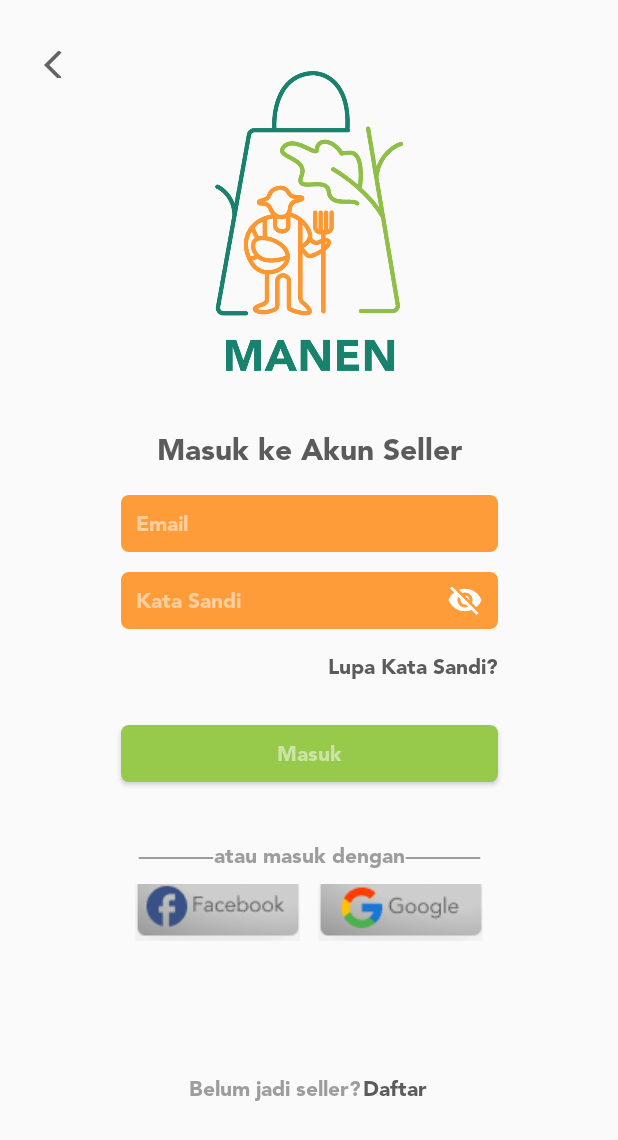
After one commit to haezelnut/Manen, an Android app: the LoginActivity screen opened directly, with no data from a screen before it, on a phone screen of 412 x 824 dp. The commit adds this screen. Shown: the top 1140 px of the screen. Run offline under Robolectric (Android 15) with nearby library versions, the phone set to English and light mode, and no system bars.

Commit message:
Menambah UI login dan merubah theme suapaya bisa bosa merubah warna tombol

```diff
--- /dev/null
+++ b/app/src/main/java/com/example/manen/LoginActivity.java
@@ -0,0 +1,51 @@
+package com.example.manen;
+
+import androidx.appcompat.app.AppCompatActivity;
+
+import android.os.Bundle;
+import android.text.method.HideReturnsTransformationMethod;
+import android.text.method.PasswordTransformationMethod;
+import android.view.MotionEvent;
+import android.view.View;
+import android.widget.EditText;
+
+public class LoginActivity extends AppCompatActivity {
+
+    EditText inputEmail,inputPassword;
+    boolean passwordVisible;
+
+    @Override
+    protected void onCreate(Bundle savedInstanceState) {
+        super.onCreate(savedInstanceState);
+        setContentView(R.layout.activity_login);
+
+        inputEmail = findViewById(R.id.inputEmailLogin);
+        inputPassword = findViewById(R.id.inputPasswordLogin);
+
+        // show and hide password on password edittext
+        inputPassword.setOnTouchListener(new View.OnTouchListener() {
+            @Override
+            public boolean onTouch(View view, MotionEvent event) {
+                final int Right = 2;
+                if (event.getAction()==MotionEvent.ACTION_UP){
+                    if (event.getRawX()>=inputPassword.getRight()-inputPassword.getCompoundDrawables()[Right].getBounds().width()){
+                        int selection=inputPassword.getSelectionEnd();
+                        if(passwordVisible){
+                            inputPassword.setCompoundDrawablesRelativeWithIntrinsicBounds(0,0,R.drawable.ic_baseline_visibility_off_24 , 0 );
+                            inputPassword.setTransformationMethod(PasswordTransformationMethod.getInstance());
+                            passwordVisible=false;
+                        }else{
+                            inputPassword.setCompoundDrawablesRelativeWithIntrinsicBounds(0,0,R.drawable.ic_baseline_visibility_24 , 0 );
+                            inputPassword.setTransformationMethod(HideReturnsTransformationMethod.getInstance());
+                            passwordVisible=true;
+                        }
+                        inputPassword.setSelection(selection);
+                        return true;
+                    }
+                }
+
+                return false;
+            }
+        });
+    }
+}
--- /dev/null
+++ b/app/src/main/res/drawable/ic_baseline_arrow_back_ios_24.xml
@@ -0,0 +1,10 @@
+<vector xmlns:android="http://schemas.android.com/apk/res/android"
+    android:width="24dp"
+    android:height="24dp"
+    android:viewportWidth="24"
+    android:viewportHeight="24"
+    android:tint="?attr/colorControlNormal">
+  <path
+      android:fillColor="#797979"
+      android:pathData="M11.67,3.87L9.9,2.1 0,12l9.9,9.9 1.77,-1.77L3.54,12z"/>
+</vector>
--- /dev/null
+++ b/app/src/main/res/drawable/ic_baseline_visibility_24.xml
@@ -0,0 +1,5 @@
+<vector android:height="24dp" android:tint="#FFFFFF"
+    android:viewportHeight="24" android:viewportWidth="24"
+    android:width="24dp" xmlns:android="http://schemas.android.com/apk/res/android">
+    <path android:fillColor="@android:color/white" android:pathData="M12,4.5C7,4.5 2.73,7.61 1,12c1.73,4.39 6,7.5 11,7.5s9.27,-3.11 11,-7.5c-1.73,-4.39 -6,-7.5 -11,-7.5zM12,17c-2.76,0 -5,-2.24 -5,-5s2.24,-5 5,-5 5,2.24 5,5 -2.24,5 -5,5zM12,9c-1.66,0 -3,1.34 -3,3s1.34,3 3,3 3,-1.34 3,-3 -1.34,-3 -3,-3z"/>
+</vector>
--- /dev/null
+++ b/app/src/main/res/drawable/ic_baseline_visibility_off_24.xml
@@ -0,0 +1,5 @@
+<vector android:height="24dp" android:tint="#FFFFFF"
+    android:viewportHeight="24" android:viewportWidth="24"
+    android:width="24dp" xmlns:android="http://schemas.android.com/apk/res/android">
+    <path android:fillColor="@android:color/white" android:pathData="M12,7c2.76,0 5,2.24 5,5 0,0.65 -0.13,1.26 -0.36,1.83l2.92,2.92c1.51,-1.26 2.7,-2.89 3.43,-4.75 -1.73,-4.39 -6,-7.5 -11,-7.5 -1.4,0 -2.74,0.25 -3.98,0.7l2.16,2.16C10.74,7.13 11.35,7 12,7zM2,4.27l2.28,2.28 0.46,0.46C3.08,8.3 1.78,10.02 1,12c1.73,4.39 6,7.5 11,7.5 1.55,0 3.03,-0.3 4.38,-0.84l0.42,0.42L19.73,22 21,20.73 3.27,3 2,4.27zM7.53,9.8l1.55,1.55c-0.05,0.21 -0.08,0.43 -0.08,0.65 0,1.66 1.34,3 3,3 0.22,0 0.44,-0.03 0.65,-0.08l1.55,1.55c-0.67,0.33 -1.41,0.53 -2.2,0.53 -2.76,0 -5,-2.24 -5,-5 0,-0.79 0.2,-1.53 0.53,-2.2zM11.84,9.02l3.15,3.15 0.02,-0.16c0,-1.66 -1.34,-3 -3,-3l-0.17,0.01z"/>
+</vector>
--- /dev/null
+++ b/app/src/main/res/drawable/line1.xml
@@ -0,0 +1,26 @@
+<?xml version="1.0" encoding="utf-8"?>
+<vector
+    xmlns:android="http://schemas.android.com/apk/res/android"
+    xmlns:aapt="http://schemas.android.com/aapt"
+    android:width="50.5dp"
+    android:height="1dp"
+    android:viewportWidth="50.5"
+    android:viewportHeight="1"
+    >
+
+    <group>
+
+        <clip-path
+            android:pathData="M0.5 0.5H50H0.5Z"
+            />
+
+    </group>
+
+    <path
+        android:pathData="M0.5 0.5H50H0.5Z"
+        android:strokeWidth="1"
+        android:strokeCap="round"
+        android:strokeColor="#9D9D9D"
+        />
+
+</vector>
--- /dev/null
+++ b/app/src/main/res/drawable/rounded_buttontext1.xml
@@ -0,0 +1,15 @@
+<?xml version="1.0" encoding="utf-8"?>
+<shape xmlns:android="http://schemas.android.com/apk/res/android"
+    android:shape="rectangle"
+    >
+    <solid android:color="#97C94B"
+        />
+
+    <corners
+        android:bottomRightRadius="5dp"
+        android:bottomLeftRadius="5dp"
+        android:topLeftRadius="5dp"
+        android:topRightRadius="5dp"
+        />
+
+</shape>
--- /dev/null
+++ b/app/src/main/res/drawable/rounded_edittext1.xml
@@ -0,0 +1,15 @@
+<?xml version="1.0" encoding="utf-8"?>
+<shape xmlns:android="http://schemas.android.com/apk/res/android"
+    android:shape="rectangle"
+    >
+    <solid android:color="#FE9C39"
+        />
+
+    <corners
+        android:bottomRightRadius="5dp"
+        android:bottomLeftRadius="5dp"
+        android:topLeftRadius="5dp"
+        android:topRightRadius="5dp"
+        />
+
+</shape>
--- /dev/null
+++ b/app/src/main/res/layout/activity_login.xml
@@ -0,0 +1,190 @@
+<?xml version="1.0" encoding="utf-8"?>
+<androidx.constraintlayout.widget.ConstraintLayout xmlns:android="http://schemas.android.com/apk/res/android"
+    xmlns:app="http://schemas.android.com/apk/res-auto"
+    xmlns:tools="http://schemas.android.com/tools"
+    android:layout_width="match_parent"
+    android:layout_height="match_parent"
+    tools:context=".LoginActivity">
+
+    <ImageView
+        android:id="@+id/iconViewLogin"
+        android:layout_width="207dp"
+        android:layout_height="200dp"
+        android:layout_marginTop="47dp"
+        android:src="@drawable/icon"
+        app:layout_constraintEnd_toEndOf="parent"
+        app:layout_constraintStart_toStartOf="parent"
+        app:layout_constraintTop_toTopOf="parent" />
+
+    <ImageButton
+        android:layout_width="wrap_content"
+        android:layout_height="18dp"
+        android:layout_marginTop="34dp"
+        android:background="@null"
+        android:src="@drawable/ic_baseline_arrow_back_ios_24"
+        app:layout_constraintEnd_toStartOf="@+id/iconViewLogin"
+        app:layout_constraintHorizontal_bias="0.377"
+        app:layout_constraintStart_toStartOf="parent"
+        app:layout_constraintTop_toTopOf="parent" />
+
+    <TextView
+        android:id="@+id/headerTextLogin"
+        android:layout_width="wrap_content"
+        android:layout_height="wrap_content"
+        android:layout_marginTop="40dp"
+        android:fontFamily="@font/avenir_black"
+        android:text="Masuk ke Akun Seller"
+        android:textColor="#5B5B5B"
+        android:textSize="20sp"
+        app:layout_constraintEnd_toEndOf="parent"
+        app:layout_constraintStart_toStartOf="parent"
+        app:layout_constraintTop_toBottomOf="@+id/iconViewLogin" />
+
+    <EditText
+        android:id="@+id/inputEmailLogin"
+        android:layout_width="251dp"
+        android:layout_height="38dp"
+        android:layout_marginTop="18dp"
+        android:background="@drawable/rounded_edittext1"
+        android:fontFamily="@font/avenir_black"
+        android:hint="Email"
+        android:inputType="textEmailAddress"
+        android:paddingLeft="10dp"
+        android:textColorHint="#80FFFFFF"
+        android:textSize="14sp"
+        app:layout_constraintEnd_toEndOf="parent"
+        app:layout_constraintStart_toStartOf="parent"
+        app:layout_constraintTop_toBottomOf="@+id/headerTextLogin" />
+
+
+    <EditText
+        android:id="@+id/inputPasswordLogin"
+        android:layout_width="251dp"
+        android:layout_height="38dp"
+        android:layout_marginTop="13dp"
+        android:background="@drawable/rounded_edittext1"
+        android:drawableRight="@drawable/ic_baseline_visibility_off_24"
+        android:fontFamily="@font/avenir_black"
+        android:hint="Kata Sandi"
+        android:inputType="textPassword"
+        android:longClickable="false"
+        android:paddingLeft="10dp"
+        android:paddingRight="10dp"
+        android:textColorHint="#80FFFFFF"
+        android:textSize="14sp"
+        app:layout_constraintEnd_toEndOf="parent"
+        app:layout_constraintStart_toStartOf="parent"
+        app:layout_constraintTop_toBottomOf="@+id/inputEmailLogin" />
+
+    <TextView
+        android:id="@+id/forgetPassText"
+        android:layout_width="wrap_content"
+        android:layout_height="wrap_content"
+        android:layout_marginTop="16dp"
+        android:layout_marginEnd="80dp"
+        android:backgroundTint="@color/white"
+        android:clickable="true"
+        android:focusable="true"
+        android:fontFamily="@font/avenir_black"
+        android:text="Lupa Kata Sandi?"
+        android:textAllCaps="false"
+        android:textColor="#5B5B5B"
+        android:textSize="14sp"
+        app:layout_constraintEnd_toEndOf="parent"
+        app:layout_constraintTop_toBottomOf="@+id/inputPasswordLogin" />
+
+    <Button
+        android:id="@+id/loginBtn"
+        android:layout_width="251dp"
+        android:layout_height="38dp"
+        android:layout_marginTop="30dp"
+        android:background="@drawable/rounded_buttontext1"
+        android:fontFamily="@font/avenir_black"
+        android:hint="Masuk"
+        android:textColorHint="#80FFFFFF"
+        android:textSize="14sp"
+        app:layout_constraintEnd_toEndOf="parent"
+        app:layout_constraintStart_toStartOf="parent"
+        app:layout_constraintTop_toBottomOf="@+id/forgetPassText" />
+
+    <TextView
+        android:id="@+id/textOptionLogin"
+        android:layout_width="wrap_content"
+        android:layout_height="wrap_content"
+        android:layout_marginTop="40dp"
+        android:fontFamily="@font/avenir_black"
+        android:text="atau masuk dengan"
+        android:textColor="#9D9D9D"
+        android:textSize="14sp"
+        app:layout_constraintEnd_toEndOf="parent"
+        app:layout_constraintStart_toStartOf="parent"
+        app:layout_constraintTop_toBottomOf="@+id/loginBtn" />
+
+    <ImageView
+        android:id="@+id/imageView2"
+        android:layout_width="wrap_content"
+        android:layout_height="wrap_content"
+        android:layout_marginTop="50dp"
+        android:src="@drawable/line1"
+        app:layout_constraintStart_toEndOf="@+id/textOptionLogin"
+
+        app:layout_constraintTop_toBottomOf="@+id/loginBtn" />
+
+    <ImageView
+        android:id="@+id/imageView3"
+        android:layout_width="wrap_content"
+        android:layout_height="wrap_content"
+        android:layout_marginTop="50dp"
+        android:src="@drawable/line1"
+        app:layout_constraintEnd_toStartOf="@+id/textOptionLogin"
+        app:layout_constraintTop_toBottomOf="@+id/loginBtn" />
+
+    <ImageButton
+        android:id="@+id/imageButton"
+        android:layout_width="110dp"
+        android:layout_height="38dp"
+        android:layout_marginLeft="90dp"
+        android:layout_marginTop="10dp"
+        android:background="@null"
+        android:src="@drawable/login_facebook_btn_"
+        app:layout_constraintStart_toStartOf="parent"
+        app:layout_constraintTop_toBottomOf="@+id/textOptionLogin" />
+
+    <ImageButton
+        android:id="@+id/imageButton2"
+        android:layout_width="110dp"
+        android:layout_height="38dp"
+        android:layout_marginTop="10dp"
+        android:layout_marginRight="90dp"
+        android:background="@null"
+        android:src="@drawable/login_google_btn"
+        app:layout_constraintEnd_toEndOf="parent"
+        app:layout_constraintTop_toBottomOf="@+id/textOptionLogin" />
+
+    <TextView
+        android:id="@+id/textView2"
+        android:layout_width="wrap_content"
+        android:layout_height="wrap_content"
+        android:fontFamily="@font/avenir_black"
+        android:text="Belum jadi seller?"
+        android:textColor="#9D9D9D"
+        android:textSize="14sp"
+        app:layout_constraintBottom_toBottomOf="parent"
+        app:layout_constraintStart_toStartOf="parent"
+        app:layout_constraintTop_toBottomOf="@+id/imageButton"
+        android:layout_marginLeft="126dp"/>
+
+    <TextView
+        android:layout_width="wrap_content"
+        android:layout_height="wrap_content"
+        android:fontFamily="@font/avenir_black"
+        android:text="Daftar"
+        android:textColor="#5B5B5B"
+        android:layout_marginLeft="1dp"
+        android:textSize="14sp"
+        android:clickable="true"
+        android:focusable="true"
+        app:layout_constraintBaseline_toBaselineOf="@+id/textView2"
+        app:layout_constraintStart_toEndOf="@+id/textView2" />
+
+</androidx.constraintlayout.widget.ConstraintLayout>
--- a/app/src/main/res/values-night/themes.xml
+++ b/app/src/main/res/values-night/themes.xml
@@ -1,6 +1,6 @@
 <resources xmlns:tools="http://schemas.android.com/tools">
     <!-- Base application theme. -->
-    <style name="Theme.Manen" parent="Theme.MaterialComponents.DayNight.DarkActionBar">
+    <style name="Theme.Manen" parent="Theme.AppCompat.Light.NoActionBar">
         <!-- Primary brand color. -->
         <item name="colorPrimary">@color/purple_200</item>
         <item name="colorPrimaryVariant">@color/purple_700</item>
--- a/app/src/main/res/values/strings.xml
+++ b/app/src/main/res/values/strings.xml
@@ -1,13 +1,13 @@
 <resources>
     <string name="app_name">Manen</string>
 
-<!--tittle-->
+    <!--tittle-->
     <string name="first_slide_tittle">Manen</string>
     <string name="second_slide_tittle">Daftarkan dirimu menjadi Seller</string>
     <string name="third_slide_tittle">Lengkapi informasi produkmu</string>
     <string name="fourth_slide_tittle">Nikmati keuntungannya</string>
 
-<!--description on boarding-->
+    <!--description on boarding-->
     <string name="first_slide_desc">Jangan khawatir tentang produkmu yang belum terjual, karena Manen akan membantumu memasarkannya!</string>
     <string name="second_slide_desc">Sebelum menjual produk ke masyarakat luas kamu harus terdaftar dulu jadi seller! Gampang kok, kamu ikutin aja langkah yang tersedia</string>
     <string name="third_slide_desc">Biar masyarakat langsung yakin untuk beli produkmu, kelola seluruh informasi tentang produkmu dulu ya!</string>
--- a/app/src/main/res/values/themes.xml
+++ b/app/src/main/res/values/themes.xml
@@ -1,6 +1,6 @@
 <resources xmlns:tools="http://schemas.android.com/tools">
     <!-- Base application theme. -->
-    <style name="Theme.Manen" parent="Theme.MaterialComponents.DayNight.DarkActionBar">
+    <style name="Theme.Manen" parent="Theme.AppCompat.Light.NoActionBar">
         <!-- Primary brand color. -->
         <item name="colorPrimary">@color/purple_500</item>
         <item name="colorPrimaryVariant">@color/purple_700</item>
```
Also changed, not shown: app/src/main/AndroidManifest.xml (+6 -5 lines), app/src/main/res/drawable/login_facebook_btn_.png (added), app/src/main/res/drawable/login_google_btn.png (added).
